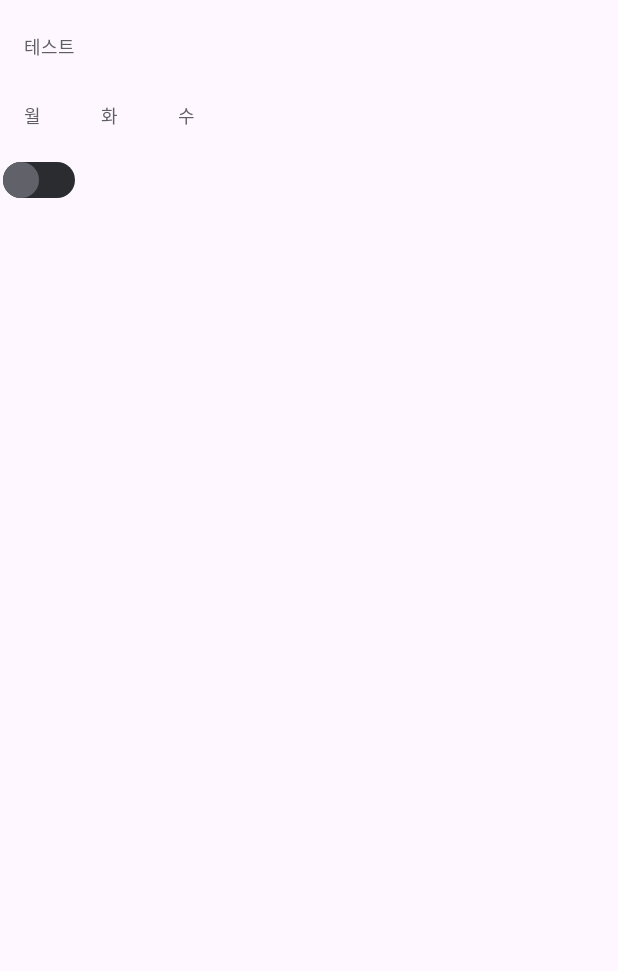
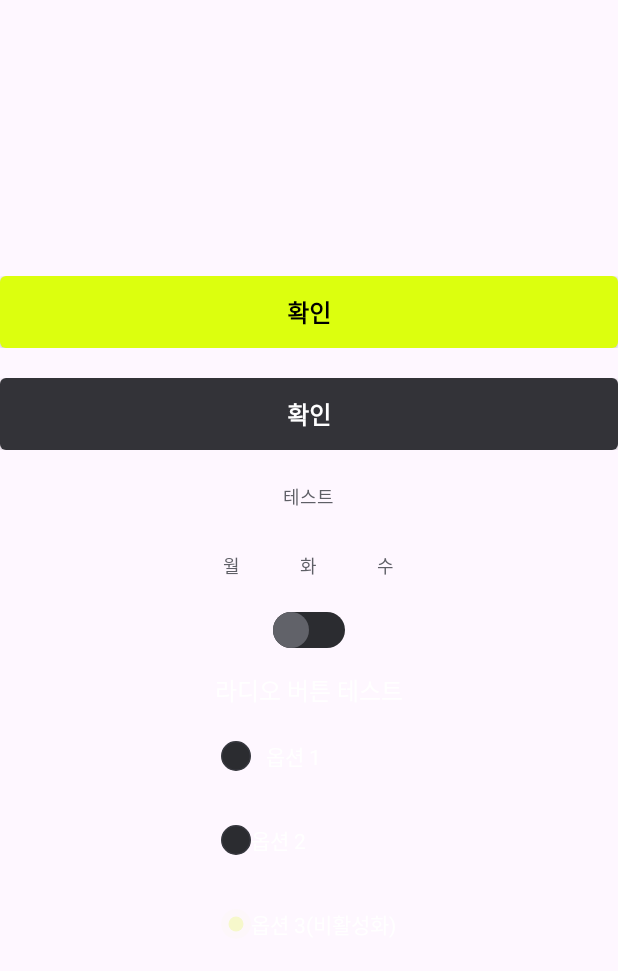
Before and after one commit to Central-MakeUs/Whiplash-Android, an Android app: the screen it shows after launch (MainActivity), on a phone screen of 412 x 824 dp. Shown: the top 971 px of the screen. Run offline under Robolectric (Android 15) with nearby library versions, the light colour scheme and no system bars; our stand-ins replace Dagger/Hilt's generated code, Timber.

Commit message:
project: 공통 라디오 버튼 작성

```diff
--- a/presentation/src/main/java/com/whiplash/presentation/MainActivity.kt
+++ b/presentation/src/main/java/com/whiplash/presentation/MainActivity.kt
@@ -70,6 +70,27 @@ class MainActivity : AppCompatActivity() {
             btnWed.setOnClickListener {
                 Timber.d("수요일 선택: ${btnWed.isSelected}")
             }
+
+            // 라디오 버튼
+            rbOption1.setOnCheckedChangeListener { _, isChecked ->
+                Timber.d("옵션 1 선택: $isChecked")
+            }
+
+            rbOption2.setOnCheckedChangeListener { _, isChecked ->
+                Timber.d("옵션 2 선택: $isChecked")
+            }
+
+            rbOption3.setOnCheckedChangeListener { _, isChecked ->
+                Timber.d("옵션 3 선택: $isChecked")
+            }
+
+            radioGroup.setOnCheckedChangeListener { _, checkedId ->
+                when (checkedId) {
+                    R.id.rbOption1 -> Timber.d("라디오 그룹: 옵션 1 선택됨")
+                    R.id.rbOption2 -> Timber.d("라디오 그룹: 옵션 2 선택됨")
+                    R.id.rbOption3 -> Timber.d("라디오 그룹: 옵션 3 선택됨")
+                }
+            }
         }
     }
 
--- /dev/null
+++ b/presentation/src/main/java/com/whiplash/presentation/component/radiobutton/WhiplashRadioButton.kt
@@ -0,0 +1,22 @@
+package com.whiplash.presentation.component.radiobutton
+
+import android.content.Context
+import android.util.AttributeSet
+import androidx.appcompat.widget.AppCompatRadioButton
+import com.whiplash.presentation.R
+
+/**
+ * 공통 라디오 버튼
+ */
+class WhiplashRadioButton @JvmOverloads constructor(
+    context: Context,
+    attrs: AttributeSet? = null,
+    defStyleAttr: Int = 0
+) : AppCompatRadioButton(context, attrs, defStyleAttr) {
+
+    init {
+        setButtonDrawable(R.drawable.whiplash_radio_button_selector)
+        isClickable = true
+        isFocusable = true
+    }
+}
--- /dev/null
+++ b/presentation/src/main/res/drawable/whiplash_radio_button_default.xml
@@ -0,0 +1,11 @@
+<vector xmlns:android="http://schemas.android.com/apk/res/android"
+    android:width="20dp"
+    android:height="20dp"
+    android:viewportWidth="20"
+    android:viewportHeight="20">
+  <path
+      android:strokeWidth="1"
+      android:pathData="M10,10m-9.5,0a9.5,9.5 0,1 1,19 0a9.5,9.5 0,1 1,-19 0"
+      android:fillColor="#2B2C30"
+      android:strokeColor="#37383F"/>
+</vector>
--- /dev/null
+++ b/presentation/src/main/res/drawable/whiplash_radio_button_disabled.xml
@@ -0,0 +1,16 @@
+<vector xmlns:android="http://schemas.android.com/apk/res/android"
+    android:width="20dp"
+    android:height="20dp"
+    android:viewportWidth="20"
+    android:viewportHeight="20">
+  <path
+      android:pathData="M10,10m-10,0a10,10 0,1 1,20 0a10,10 0,1 1,-20 0"
+      android:strokeAlpha="0.2"
+      android:fillColor="#DCFF0E"
+      android:fillAlpha="0.02"/>
+  <path
+      android:pathData="M10,10m-5,0a5,5 0,1 1,10 0a5,5 0,1 1,-10 0"
+      android:strokeAlpha="0.2"
+      android:fillColor="#DCFF0E"
+      android:fillAlpha="0.2"/>
+</vector>
--- /dev/null
+++ b/presentation/src/main/res/drawable/whiplash_radio_button_pressed.xml
@@ -0,0 +1,13 @@
+<vector xmlns:android="http://schemas.android.com/apk/res/android"
+    android:width="20dp"
+    android:height="20dp"
+    android:viewportWidth="20"
+    android:viewportHeight="20">
+  <path
+      android:pathData="M10,10m-10,0a10,10 0,1 1,20 0a10,10 0,1 1,-20 0"
+      android:fillColor="#DCFF0E"
+      android:fillAlpha="0.1"/>
+  <path
+      android:pathData="M10,10m-5,0a5,5 0,1 1,10 0a5,5 0,1 1,-10 0"
+      android:fillColor="#DCFF0E"/>
+</vector>
--- /dev/null
+++ b/presentation/src/main/res/drawable/whiplash_radio_button_selector.xml
@@ -0,0 +1,5 @@
+<selector xmlns:android="http://schemas.android.com/apk/res/android">
+    <item android:drawable="@drawable/whiplash_radio_button_disabled" android:state_enabled="false" />
+    <item android:drawable="@drawable/whiplash_radio_button_pressed" android:state_checked="true" />
+    <item android:drawable="@drawable/whiplash_radio_button_default" />
+</selector>
--- a/presentation/src/main/res/layout/activity_main.xml
+++ b/presentation/src/main/res/layout/activity_main.xml
@@ -5,8 +5,23 @@
     android:id="@+id/main"
     android:layout_width="match_parent"
     android:layout_height="match_parent"
+    android:gravity="center"
     android:orientation="vertical"
     tools:context="com.whiplash.presentation.MainActivity">
+
+    <com.whiplash.presentation.component.button.WhiplashCommonButton
+        android:layout_width="match_parent"
+        android:layout_height="wrap_content"
+        app:buttonBackgroundColor="@color/lemon_400"
+        app:buttonText="확인"/>
+
+    <com.whiplash.presentation.component.button.WhiplashCommonButton
+        android:layout_width="match_parent"
+        android:layout_height="wrap_content"
+        android:layout_marginTop="20dp"
+        app:buttonBackgroundColor="@color/grey_700"
+        app:buttonTextColor="@color/white"
+        app:buttonText="확인"/>
 
     <com.whiplash.presentation.component.button.WhiplashActivateButton
         android:id="@+id/activateButton"
@@ -45,4 +60,49 @@
         android:layout_height="wrap_content"
         android:layout_marginTop="16dp" />
 
+    <TextView
+        android:layout_width="wrap_content"
+        android:layout_height="wrap_content"
+        android:layout_marginTop="16dp"
+        android:text="라디오 버튼 테스트"
+        android:textColor="@color/white"
+        android:textSize="16sp" />
+
+    <RadioGroup
+        android:id="@+id/radioGroup"
+        android:layout_width="wrap_content"
+        android:layout_height="wrap_content"
+        android:layout_marginTop="8dp"
+        android:orientation="vertical">
+
+        <com.whiplash.presentation.component.radiobutton.WhiplashRadioButton
+            android:id="@+id/rbOption1"
+            android:layout_width="wrap_content"
+            android:layout_height="48dp"
+            android:text="옵션 1"
+            android:paddingStart="10dp"
+            android:textColor="@color/white"
+            android:gravity="center_vertical"
+            android:layout_marginBottom="8dp" />
+
+        <com.whiplash.presentation.component.radiobutton.WhiplashRadioButton
+            android:id="@+id/rbOption2"
+            android:layout_width="wrap_content"
+            android:layout_height="48dp"
+            android:text="옵션 2"
+            android:textColor="@color/white"
+            android:gravity="center_vertical"
+            android:layout_marginBottom="8dp" />
+
+        <com.whiplash.presentation.component.radiobutton.WhiplashRadioButton
+            android:id="@+id/rbOption3"
+            android:layout_width="wrap_content"
+            android:layout_height="48dp"
+            android:text="옵션 3(비활성화)"
+            android:textColor="@color/white"
+            android:gravity="center_vertical"
+            android:enabled="false" />
+
+    </RadioGroup>
+
 </LinearLayout>
--- /dev/null
+++ b/presentation/src/main/res/layout/layout_whiplash_radio_button.xml
@@ -0,0 +1,7 @@
+<?xml version="1.0" encoding="utf-8"?>
+<RadioButton xmlns:android="http://schemas.android.com/apk/res/android"
+    android:layout_width="20dp"
+    android:layout_height="20dp"
+    android:background="@android:color/transparent"
+    android:button="@drawable/whiplash_radio_button_selector"
+    android:gravity="center" />
```
